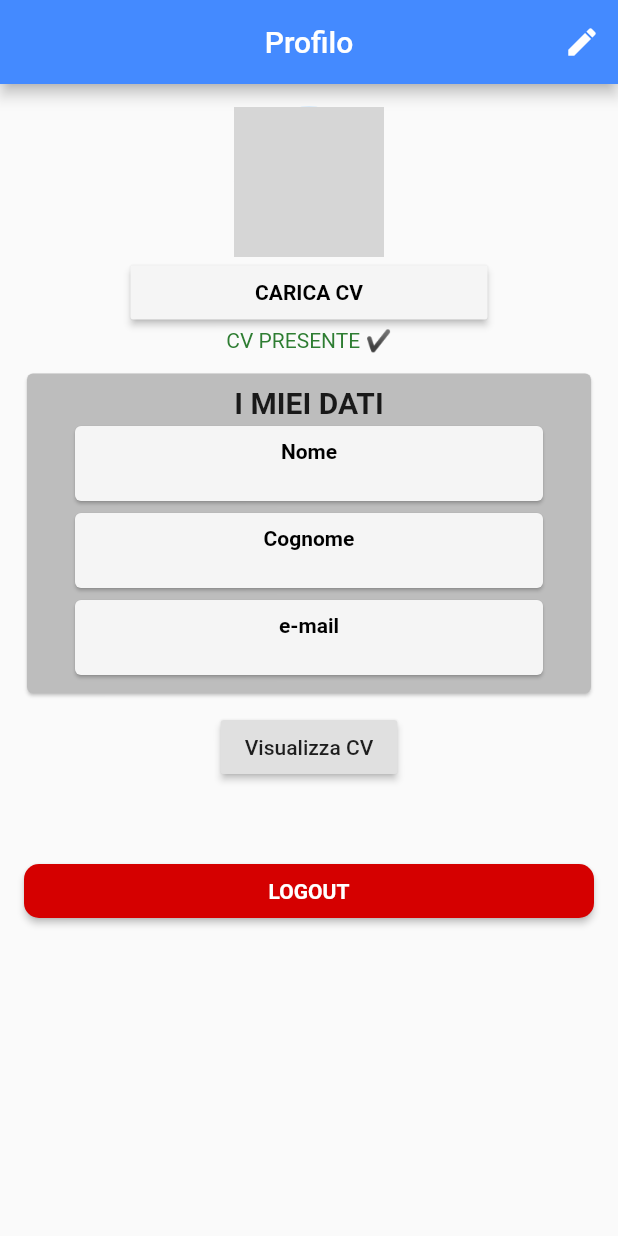
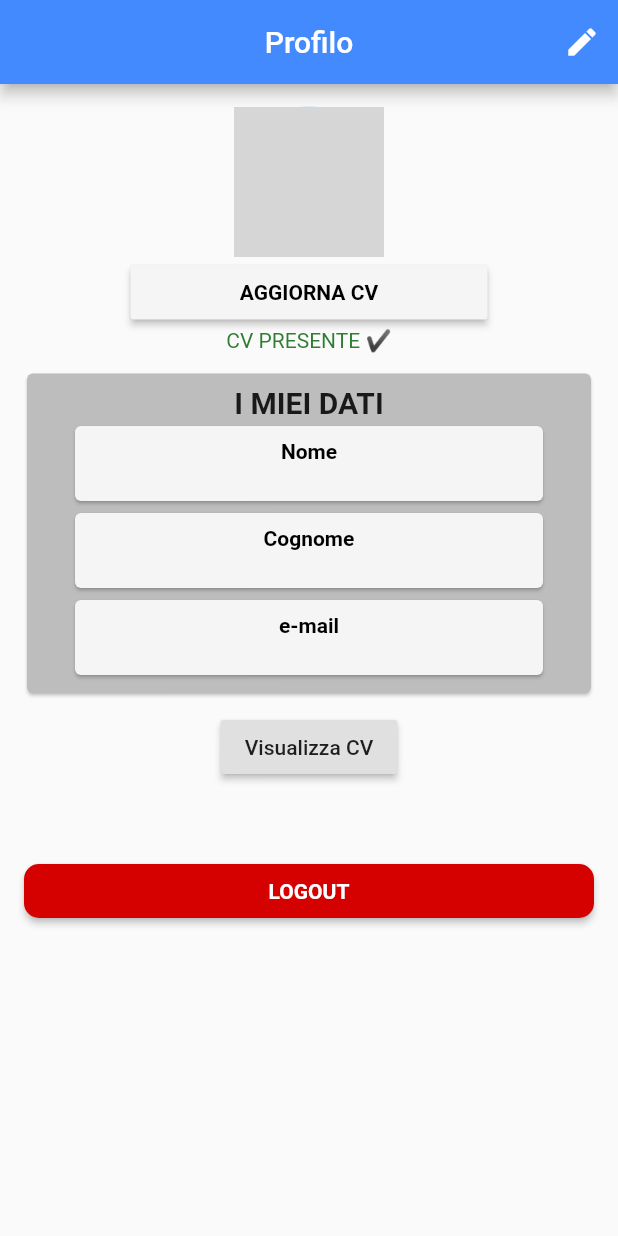
Before and after one commit to DomenicoMiranda/TeamUp, a Flutter app: the SettingsPage screen opened directly, on a phone screen of 412 x 824 dp. Run offline on Flutter 3.47's test engine with Material 2 defaults, Android fonts, the light colour scheme and no system bars; our stand-ins replace cloud_firestore, email_validator, file_picker, firebase_auth, firebase_storage, flutter_signin_button and 5 more; missing offline and left inert: flutter_plugin_pdf_viewer; accounts and stored records are empty; network calls fail; grey boxes are pictures that could not be loaded.

Commit message:
fixed update cv

```diff
--- a/lib/screens/settings.dart
+++ b/lib/screens/settings.dart
@@ -133,7 +133,7 @@ class _SettingsPageState extends State<SettingsPage> {
                 alignment: Alignment.center,
                 height: 30,
                 width: MediaQuery.of(context).size.width / 2,
-                child: Text("CARICA CV", style: TextStyle(color: Colors.black, fontWeight: FontWeight.bold)),
+                child: user.cv == null? Text("CARICA CV", style: TextStyle(color: Colors.black, fontWeight: FontWeight.bold)) : Text("AGGIORNA CV", style: TextStyle(color: Colors.black, fontWeight: FontWeight.bold))
               ),
             ),
             if (user.cv != null)
@@ -294,8 +294,6 @@ class _SettingsPageState extends State<SettingsPage> {
 
     setState(() {
       _cv = file;
-
-      //DatabaseService(uid: user.uid).updateUserCv(_currentCv);
     });
 
     uploadCv();
@@ -319,13 +317,11 @@ class _SettingsPageState extends State<SettingsPage> {
   }
 
   checkCV() async {
-    if(user.cv == null){
+
      await _openFileExplorer();
      uploadCVOnDB();
      print("current cv: "+_currentCv);
-    }else{
-      Toast.show("Hai già aggiunto il tuo curriculum", context, duration: Toast.LENGTH_LONG, gravity:  Toast.BOTTOM);
-    }
+
   }
 
   uploadCVOnDB() {
```
